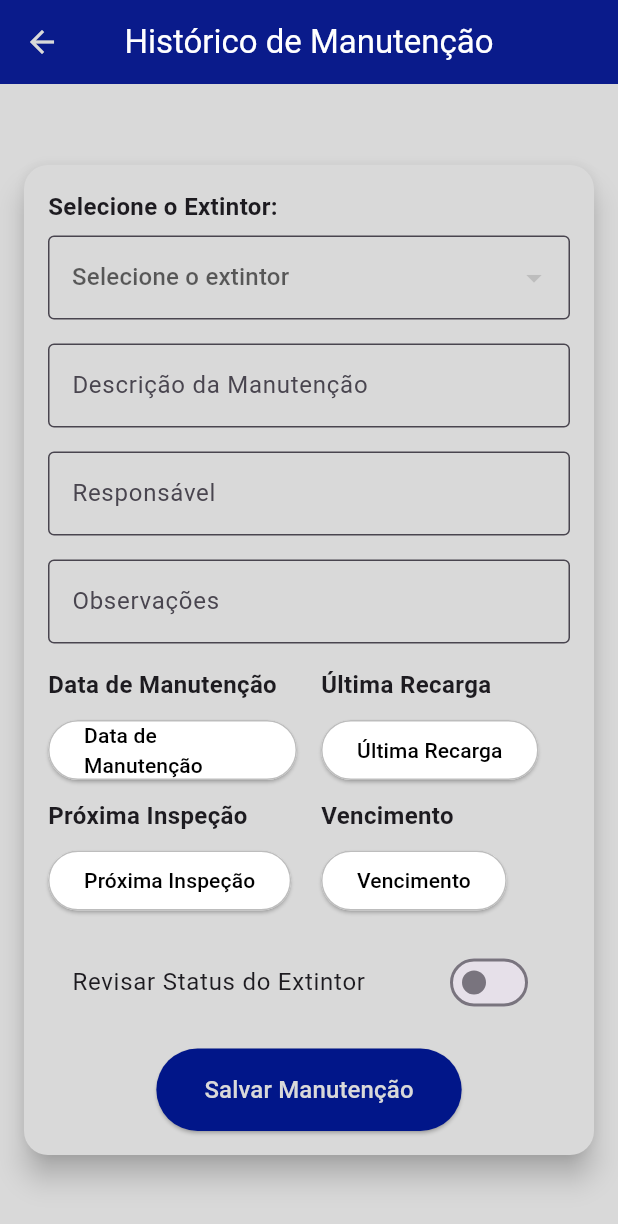
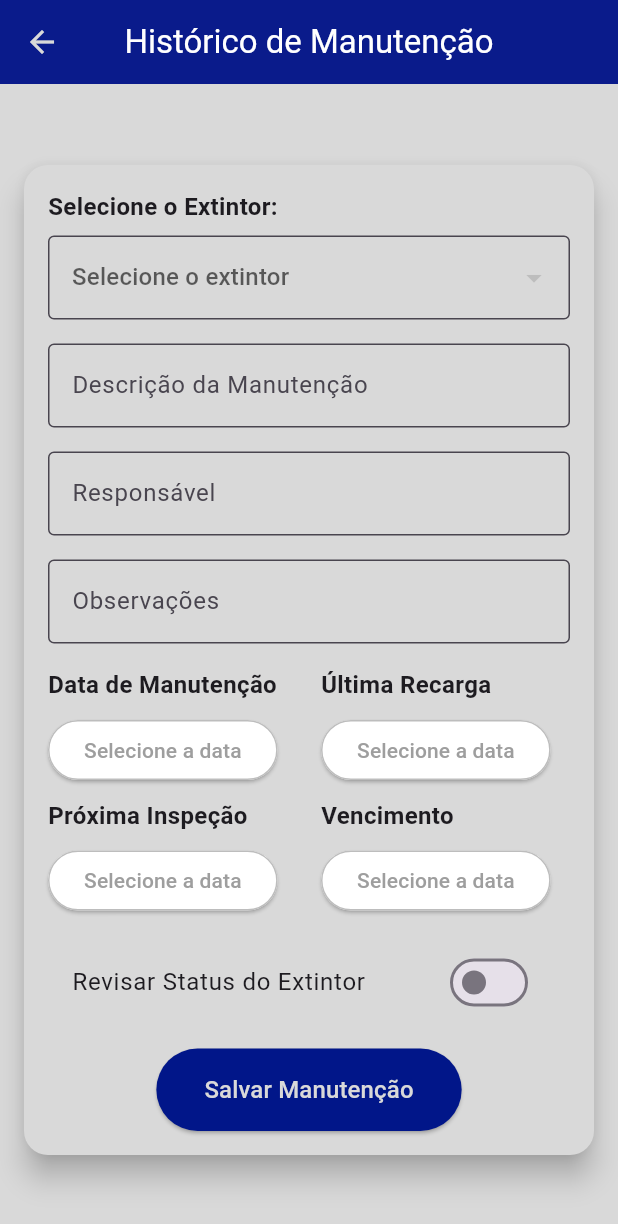
Before and after one commit to febeatriz/app_metro, a Flutter app: the ManutencaoExtintorPage screen opened directly, on a phone screen of 412 x 824 dp. Shown: the top 1224 px of the screen. Run offline on Flutter 3.47's test engine with Material 3 defaults, Android fonts, the phone set to English and light mode, and no system bars; our stand-ins replace image_picker, pdf, printing, qr_flutter, shared_preferences; missing offline and left inert: qr_code_scanner_plus; accounts and stored records are empty; network calls fail.

Commit message:
manutenção pronta

```diff
--- a/lib/src/telas/Tela_Manutencao.dart
+++ b/lib/src/telas/Tela_Manutencao.dart
@@ -260,10 +260,14 @@ class _ManutencaoExtintorPageState extends State<ManutencaoExtintorPage> {
           ),
           onPressed: () => _selecionarData(context, tipoData),
           child: Text(
-            date == null ? label : DateFormat('dd/MM/yyyy').format(date),
+            date == null
+                ? "Selecione a data"
+                : DateFormat('dd/MM/yyyy').format(date),
+            style: TextStyle(color: date == null ? Colors.grey : Colors.black),
           ),
         ),
       ],
     );
   }
+
 }
```
